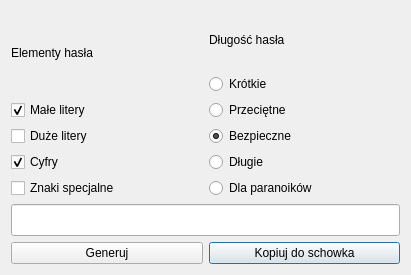
This is generatorwindow.ui in ogendogen/qt_passwords_manager as Qt 5 draws it before an edit. The edited form follows.
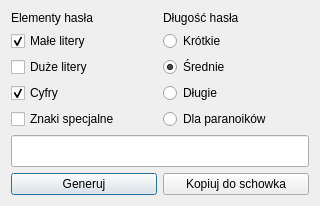
This is the edited form.

Diff of the .ui file:
```diff
--- a/generatorwindow.ui
+++ b/generatorwindow.ui
@@ -6,33 +6,22 @@
    <rect>
     <x>0</x>
     <y>0</y>
-    <width>411</width>
-    <height>275</height>
+    <width>320</width>
+    <height>196</height>
    </rect>
   </property>
+  <property name="maximumSize">
+   <size>
+    <width>16777215</width>
+    <height>196</height>
+   </size>
+  </property>
   <property name="windowTitle">
    <string>Generator</string>
   </property>
   <layout class="QGridLayout" name="gridLayout_4">
    <item row="0" column="0">
-    <layout class="QGridLayout" name="gridLayout_2">
-     <item row="3" column="0">
-      <widget class="QCheckBox" name="checkBox_2">
-       <property name="text">
-        <string>Cyfry</string>
-       </property>
-       <property name="checked">
-        <bool>true</bool>
-       </property>
-      </widget>
-     </item>
-     <item row="2" column="0">
-      <widget class="QCheckBox" name="checkBox_3">
-       <property name="text">
-        <string>Duże litery</string>
-       </property>
-      </widget>
-     </item>
+    <layout class="QGridLayout" name="gridLayout">
      <item row="0" column="0">
       <widget class="QLabel" name="label">
        <property name="text">
@@ -40,13 +29,6 @@
        </property>
       </widget>
      </item>
-     <item row="4" column="0">
-      <widget class="QCheckBox" name="checkBox">
-       <property name="text">
-        <string>Znaki specjalne</string>
-       </property>
-      </widget>
-     </item>
      <item row="1" column="0">
       <widget class="QCheckBox" name="checkBox_4">
        <property name="text">
@@ -57,10 +39,34 @@
        </property>
       </widget>
      </item>
+     <item row="2" column="0">
+      <widget class="QCheckBox" name="checkBox_3">
+       <property name="text">
+        <string>Duże litery</string>
+       </property>
+      </widget>
+     </item>
+     <item row="3" column="0">
+      <widget class="QCheckBox" name="checkBox_2">
+       <property name="text">
+        <string>Cyfry</string>
+       </property>
+       <property name="checked">
+        <bool>true</bool>
+       </property>
+      </widget>
+     </item>
+     <item row="4" column="0">
+      <widget class="QCheckBox" name="checkBox">
+       <property name="text">
+        <string>Znaki specjalne</string>
+       </property>
+      </widget>
+     </item>
     </layout>
    </item>
    <item row="0" column="1">
-    <layout class="QGridLayout" name="gridLayout_3">
+    <layout class="QGridLayout" name="gridLayout_2">
      <item row="0" column="0">
       <widget class="QLabel" name="label_2">
        <property name="text">
@@ -76,30 +82,23 @@
       </widget>
      </item>
      <item row="2" column="0">
-      <widget class="QRadioButton" name="radioButton_3">
-       <property name="text">
-        <string>Przeciętne</string>
-       </property>
-      </widget>
-     </item>
-     <item row="3" column="0">
       <widget class="QRadioButton" name="radioButton_2">
        <property name="text">
-        <string>Bezpieczne</string>
+        <string>Średnie</string>
        </property>
        <property name="checked">
         <bool>true</bool>
        </property>
       </widget>
      </item>
-     <item row="4" column="0">
+     <item row="3" column="0">
       <widget class="QRadioButton" name="radioButton_4">
        <property name="text">
         <string>Długie</string>
        </property>
       </widget>
      </item>
-     <item row="5" column="0">
+     <item row="4" column="0">
       <widget class="QRadioButton" name="radioButton_5">
        <property name="text">
         <string>Dla paranoików</string>
@@ -109,7 +108,7 @@
     </layout>
    </item>
    <item row="1" column="0" colspan="2">
-    <layout class="QGridLayout" name="gridLayout">
+    <layout class="QGridLayout" name="gridLayout_3">
      <item row="0" column="0" colspan="2">
       <widget class="QLineEdit" name="lineEdit">
        <property name="font">
@@ -125,6 +124,13 @@
        </property>
       </widget>
      </item>
+     <item row="1" column="0">
+      <widget class="QPushButton" name="generation_button">
+       <property name="text">
+        <string>Generuj</string>
+       </property>
+      </widget>
+     </item>
      <item row="1" column="1">
       <widget class="QPushButton" name="clipboard_button">
        <property name="text">
@@ -132,13 +138,6 @@
        </property>
       </widget>
      </item>
-     <item row="1" column="0">
-      <widget class="QPushButton" name="generation_button">
-       <property name="text">
-        <string>Generuj</string>
-       </property>
-      </widget>
-     </item>
     </layout>
    </item>
   </layout>
```
